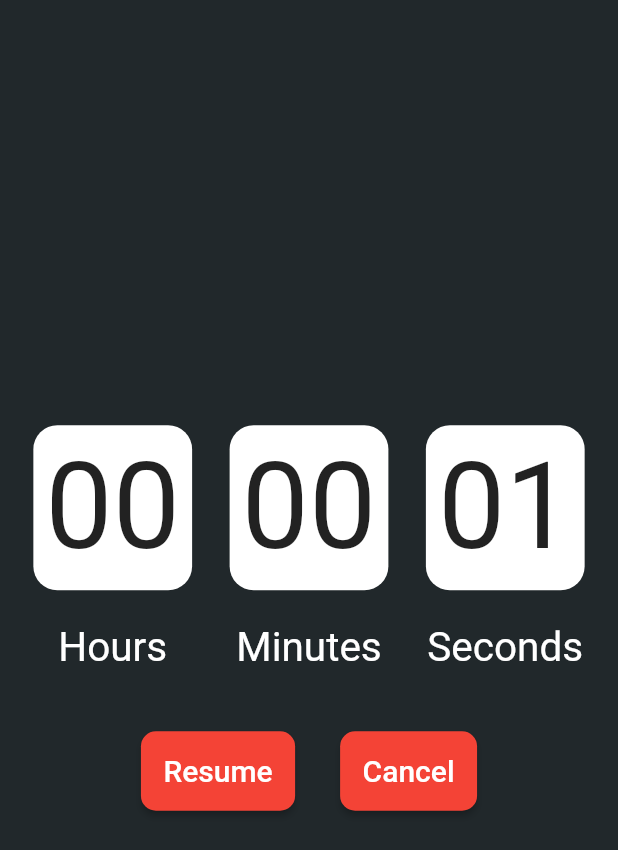
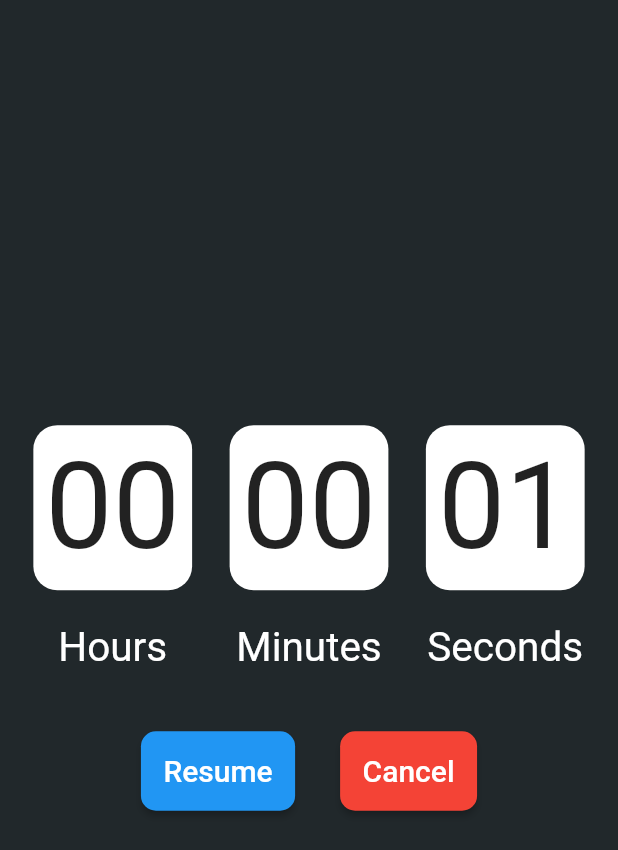
Before and after one commit to Romana9/timer_app, a Flutter app: the screen it shows after launch, after a tap on "Start Timer", after a tap on "Stop Timer", on a phone screen of 412 x 824 dp. Shown: the top 850 px of the screen. Run offline on Flutter 3.47's test engine with Material 2 defaults, Android fonts, the phone set to English and light mode, and no system bars.

Commit message:
add conest

```diff
--- a/lib/main.dart
+++ b/lib/main.dart
@@ -1,7 +1,4 @@
-// ignore_for_file: prefer_const_constructors, prefer_const_literals_to_create_immutables
-
 import 'dart:async';
-
 import 'package:flutter/material.dart';
 
 void main() {
@@ -29,11 +26,11 @@ class TimerApp extends StatefulWidget {
 
 class _TimerAppState extends State<TimerApp> {
   Timer? repeatedFunction;
-  Duration duration = Duration(seconds: 0);
+  Duration duration = const Duration(seconds: 0);
   bool isRunning = false;
 
   startTimer() {
-    repeatedFunction = Timer.periodic(Duration(seconds: 1), (timer) {
+    repeatedFunction = Timer.periodic(const Duration(seconds: 1), (timer) {
       setState(() {
         int newSecond = duration.inSeconds + 1;
         duration = Duration(seconds: newSecond);
@@ -44,7 +41,7 @@ class _TimerAppState extends State<TimerApp> {
   @override
   Widget build(BuildContext context) {
     return Scaffold(
-      backgroundColor: Color.fromARGB(255, 33, 40, 43),
+      backgroundColor: const Color.fromARGB(255, 33, 40, 43),
       body: Column(
         mainAxisAlignment: MainAxisAlignment.center,
         children: [
@@ -54,30 +51,30 @@ class _TimerAppState extends State<TimerApp> {
               Column(
                 children: [
                   Container(
-                    margin: EdgeInsets.only(bottom: 22),
-                    padding: EdgeInsets.all(8),
+                    margin: const EdgeInsets.only(bottom: 22),
+                    padding: const EdgeInsets.all(8),
                     decoration: BoxDecoration(
                         color: Colors.white,
                         borderRadius: BorderRadius.circular(16)),
                     child: Text(
                       duration.inHours.toString().padLeft(2, "0"),
-                      style: TextStyle(fontSize: 80),
+                      style: const TextStyle(fontSize: 80),
                     ),
                   ),
-                  Text(
+                  const Text(
                     "Hours",
                     style: TextStyle(fontSize: 27, color: Colors.white),
                   ),
                 ],
               ),
-              SizedBox(
+              const SizedBox(
                 width: 25,
               ),
               Column(
                 children: [
                   Container(
-                    margin: EdgeInsets.only(bottom: 22),
-                    padding: EdgeInsets.all(8),
+                    margin: const EdgeInsets.only(bottom: 22),
+                    padding: const EdgeInsets.all(8),
                     decoration: BoxDecoration(
                         color: Colors.white,
                         borderRadius: BorderRadius.circular(16)),
@@ -86,23 +83,23 @@ class _TimerAppState extends State<TimerApp> {
                           .remainder(60)
                           .toString()
                           .padLeft(2, "0"),
-                      style: TextStyle(fontSize: 80),
+                      style: const TextStyle(fontSize: 80),
                     ),
                   ),
-                  Text(
+                  const Text(
                     "Minutes",
                     style: TextStyle(fontSize: 27, color: Colors.white),
                   ),
                 ],
               ),
-              SizedBox(
+              const SizedBox(
                 width: 25,
               ),
               Column(
                 children: [
                   Container(
-                    margin: EdgeInsets.only(bottom: 22),
-                    padding: EdgeInsets.all(8),
+                    margin: const EdgeInsets.only(bottom: 22),
+                    padding: const EdgeInsets.all(8),
                     decoration: BoxDecoration(
                         color: Colors.white,
                         borderRadius: BorderRadius.circular(16)),
@@ -111,10 +108,10 @@ class _TimerAppState extends State<TimerApp> {
                           .remainder(60)
                           .toString()
                           .padLeft(2, "0"),
-                      style: TextStyle(fontSize: 80),
+                      style: const TextStyle(fontSize: 80),
                     ),
                   ),
-                  Text(
+                  const Text(
                     "Seconds",
                     style: TextStyle(fontSize: 27, color: Colors.white),
                   ),
@@ -122,7 +119,7 @@ class _TimerAppState extends State<TimerApp> {
               ),
             ],
           ),
-          SizedBox(
+          const SizedBox(
             height: 40,
           ),
           isRunning
@@ -131,51 +128,54 @@ class _TimerAppState extends State<TimerApp> {
                   children: [
                     ElevatedButton(
                       style: ButtonStyle(
-                          backgroundColor:
-                              MaterialStateProperty.all(Colors.red),
-                          padding:
-                              MaterialStateProperty.all(EdgeInsets.all(15)),
+                          backgroundColor: repeatedFunction!.isActive
+                              ? MaterialStateProperty.all(Colors.red)
+                              : MaterialStateProperty.all(Colors.blue),
+                          padding: MaterialStateProperty.all(
+                              const EdgeInsets.all(15)),
                           shape: MaterialStateProperty.all(
                               RoundedRectangleBorder(
                                   borderRadius: BorderRadius.circular(10)))),
                       onPressed: () {
                         setState(() {
                           if (repeatedFunction!.isActive) {
-                          repeatedFunction!.cancel();
-                        } else {
-                          startTimer();
-                        }
+                            repeatedFunction!.cancel();
+                          } else {
+                            startTimer();
+                          }
                         });
                       },
                       child: Text(
                           repeatedFunction!.isActive ? "Stop Timer" : "Resume",
-                          style: TextStyle(fontSize: 20, color: Colors.white)),
+                          style: const TextStyle(
+                              fontSize: 20, color: Colors.white)),
                     ),
-                    SizedBox(width: 30),
+                    const SizedBox(width: 30),
                     ElevatedButton(
                       style: ButtonStyle(
                           backgroundColor:
                               MaterialStateProperty.all(Colors.red),
-                          padding:
-                              MaterialStateProperty.all(EdgeInsets.all(15)),
+                          padding: MaterialStateProperty.all(
+                              const EdgeInsets.all(15)),
                           shape: MaterialStateProperty.all(
                               RoundedRectangleBorder(
                                   borderRadius: BorderRadius.circular(10)))),
                       onPressed: () {
                         repeatedFunction!.cancel();
                         setState(() {
-                          duration = Duration(seconds: 0);
+                          duration = const Duration(seconds: 0);
                           isRunning = false;
                         });
                       },
-                      child: Text("Cancel",
+                      child: const Text("Cancel",
                           style: TextStyle(fontSize: 20, color: Colors.white)),
                     ),
                   ],
                 )
               : ElevatedButton(
                   style: ButtonStyle(
-                      padding: MaterialStateProperty.all(EdgeInsets.all(15)),
+                      padding:
+                          MaterialStateProperty.all(const EdgeInsets.all(15)),
                       shape: MaterialStateProperty.all(RoundedRectangleBorder(
                           borderRadius: BorderRadius.circular(10)))),
                   onPressed: () {
@@ -184,7 +184,7 @@ class _TimerAppState extends State<TimerApp> {
                       isRunning = true;
                     });
                   },
-                  child: Text("Start Timer",
+                  child: const Text("Start Timer",
                       style: TextStyle(fontSize: 23, color: Colors.white)),
                 )
         ],
```
